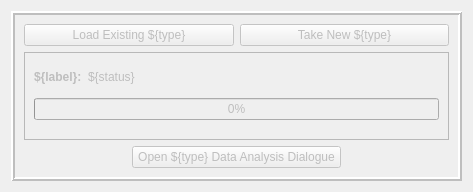
ssoham/Q0Measurement, file gui/dialogueGroup.ui: the form before one commit.
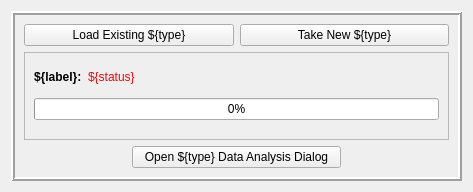
The form after the commit.

What changed in the file:
```diff
--- a/gui/dialogueGroup.ui
+++ b/gui/dialogueGroup.ui
@@ -16,9 +16,6 @@
   <layout class="QGridLayout" name="gridLayout">
    <item row="1" column="0">
     <widget class="QFrame" name="frame">
-     <property name="enabled">
-      <bool>false</bool>
-     </property>
      <property name="accessibleName">
       <string>${boxName}</string>
      </property>
@@ -34,6 +31,9 @@
      <layout class="QGridLayout" name="gridLayout_2">
       <item row="0" column="0" colspan="2">
        <widget class="QPushButton" name="pushButton">
+        <property name="enabled">
+         <bool>true</bool>
+        </property>
         <property name="accessibleName">
          <string>${loadButtonName}</string>
         </property>
@@ -45,7 +45,7 @@
       <item row="0" column="2" colspan="2">
        <widget class="QPushButton" name="cmSelectButton">
         <property name="enabled">
-         <bool>false</bool>
+         <bool>true</bool>
         </property>
         <property name="accessibleName">
          <string>${newButtonName}</string>
@@ -61,20 +61,20 @@
       <item row="4" column="1" colspan="2">
        <widget class="QPushButton" name="pushButton_2">
         <property name="enabled">
-         <bool>false</bool>
+         <bool>true</bool>
         </property>
         <property name="accessibleName">
          <string>${dataButtonName}</string>
         </property>
         <property name="text">
-         <string>Open ${type} Data Analysis Dialogue</string>
+         <string>Open ${type} Data Analysis Dialog</string>
         </property>
        </widget>
       </item>
       <item row="2" column="0" colspan="4">
        <widget class="QFrame" name="cmSelectionFrame">
         <property name="enabled">
-         <bool>false</bool>
+         <bool>true</bool>
         </property>
         <property name="sizePolicy">
          <sizepolicy hsizetype="Preferred" vsizetype="Preferred">
@@ -95,7 +95,7 @@
          <item row="0" column="0">
           <widget class="QLabel" name="selectorLabel">
            <property name="enabled">
-            <bool>false</bool>
+            <bool>true</bool>
            </property>
            <property name="sizePolicy">
             <sizepolicy hsizetype="Fixed" vsizetype="Fixed">
@@ -129,7 +129,7 @@
          <item row="0" column="1">
           <widget class="QLabel" name="selectionOutput">
            <property name="enabled">
-            <bool>false</bool>
+            <bool>true</bool>
            </property>
            <property name="sizePolicy">
             <sizepolicy hsizetype="Preferred" vsizetype="Minimum">
@@ -193,6 +193,9 @@
          </item>
          <item row="1" column="0" colspan="2">
           <widget class="QProgressBar" name="progressBar">
+           <property name="enabled">
+            <bool>true</bool>
+           </property>
            <property name="sizePolicy">
             <sizepolicy hsizetype="Expanding" vsizetype="Fixed">
              <horstretch>0</horstretch>
```
